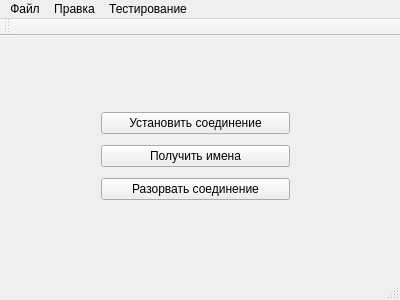
Above: mainwindow.ui from a-nizam/testing before the change. Below: the same form after it.
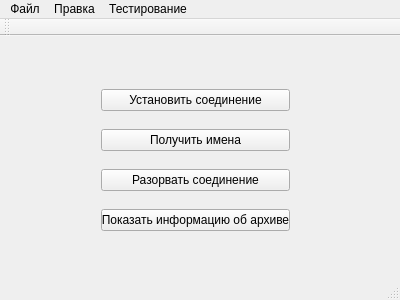
That is the form after the change.

```diff
--- a/mainwindow.ui
+++ b/mainwindow.ui
@@ -18,9 +18,9 @@
     <property name="geometry">
      <rect>
       <x>90</x>
-      <y>60</y>
+      <y>30</y>
       <width>211</width>
-      <height>121</height>
+      <height>191</height>
      </rect>
     </property>
     <layout class="QVBoxLayout" name="verticalLayout_2">
@@ -45,6 +45,13 @@
        </property>
       </widget>
      </item>
+     <item>
+      <widget class="QPushButton" name="pushButton_4">
+       <property name="text">
+        <string>Показать информацию об архиве</string>
+       </property>
+      </widget>
+     </item>
     </layout>
    </widget>
   </widget>
```
